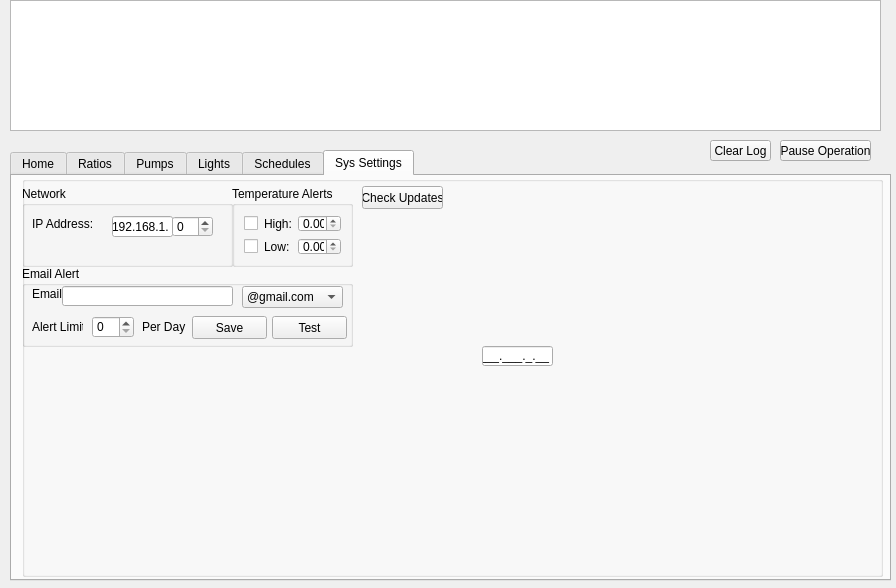
This is Client/form.ui in trippyt/QTAquarium as Qt 5 draws it before an edit. The edited form follows.
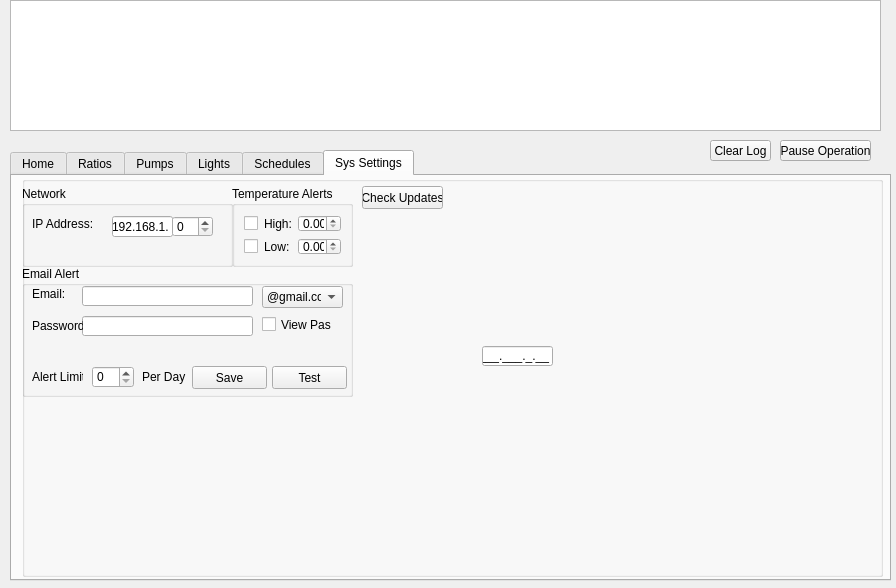
This is the edited form.

Commit message: Working on email Alerts

Patch:
```diff
--- a/Client/form.ui
+++ b/Client/form.ui
@@ -1918,7 +1918,7 @@
         <x>0</x>
         <y>90</y>
         <width>331</width>
-        <height>81</height>
+        <height>131</height>
        </rect>
       </property>
       <property name="title">
@@ -1940,7 +1940,7 @@
       <widget class="QLineEdit" name="email_lineEdit">
        <property name="geometry">
         <rect>
-         <x>40</x>
+         <x>60</x>
          <y>20</y>
          <width>171</width>
          <height>20</height>
@@ -1950,9 +1950,9 @@
       <widget class="QComboBox" name="sys_setting_atemail_comboBox">
        <property name="geometry">
         <rect>
-         <x>220</x>
+         <x>240</x>
          <y>20</y>
-         <width>101</width>
+         <width>81</width>
          <height>22</height>
         </rect>
        </property>
@@ -1976,7 +1976,7 @@
        <property name="geometry">
         <rect>
          <x>170</x>
-         <y>50</y>
+         <y>100</y>
          <width>75</width>
          <height>23</height>
         </rect>
@@ -1989,7 +1989,7 @@
        <property name="geometry">
         <rect>
          <x>250</x>
-         <y>50</y>
+         <y>100</y>
          <width>75</width>
          <height>23</height>
         </rect>
@@ -2002,7 +2002,7 @@
        <property name="geometry">
         <rect>
          <x>70</x>
-         <y>50</y>
+         <y>100</y>
          <width>42</width>
          <height>22</height>
         </rect>
@@ -2012,7 +2012,7 @@
        <property name="geometry">
         <rect>
          <x>10</x>
-         <y>50</y>
+         <y>100</y>
          <width>51</width>
          <height>21</height>
         </rect>
@@ -2025,7 +2025,7 @@
        <property name="geometry">
         <rect>
          <x>120</x>
-         <y>50</y>
+         <y>100</y>
          <width>47</width>
          <height>21</height>
         </rect>
@@ -2034,6 +2034,42 @@
         <string>Per Day</string>
        </property>
       </widget>
+      <widget class="QLineEdit" name="email_pass_lineEdit">
+       <property name="geometry">
+        <rect>
+         <x>60</x>
+         <y>50</y>
+         <width>171</width>
+         <height>20</height>
+        </rect>
+       </property>
+      </widget>
+      <widget class="QLabel" name="label_18">
+       <property name="geometry">
+        <rect>
+         <x>10</x>
+         <y>52</y>
+         <width>51</width>
+         <height>16</height>
+        </rect>
+       </property>
+       <property name="text">
+        <string>Password:</string>
+       </property>
+      </widget>
+      <widget class="QCheckBox" name="view_pass_checkBox">
+       <property name="geometry">
+        <rect>
+         <x>240</x>
+         <y>50</y>
+         <width>70</width>
+         <height>17</height>
+        </rect>
+       </property>
+       <property name="text">
+        <string>View Pass</string>
+       </property>
+      </widget>
      </widget>
      <widget class="QGroupBox" name="groupBox_10">
       <property name="geometry">
```
The commit also changes 3 other files.
